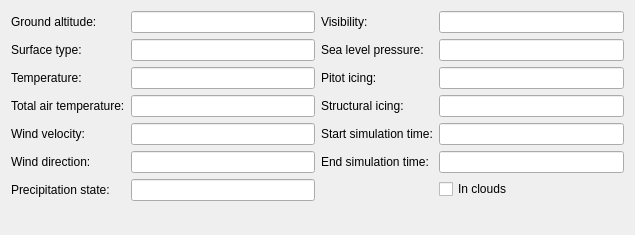
First picture: the form in src/UserInterface/src/Widget/FlightConditionWidget.ui, repository till213/SkyDolly, before the edit.
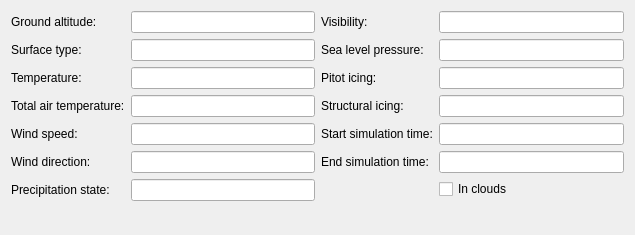
Second picture: the form after the edit.

Commit message: Rename 'velocity' (vector) to 'speed' (value)

```diff
--- a/src/UserInterface/src/Widget/FlightConditionWidget.ui
+++ b/src/UserInterface/src/Widget/FlightConditionWidget.ui
@@ -102,7 +102,7 @@
      <item row="4" column="0">
       <widget class="QLabel" name="label_17">
        <property name="text">
-        <string>Wind velocity:</string>
+        <string>Wind speed:</string>
        </property>
       </widget>
      </item>
```
Left out of the diff: 2 changed lines with no effect on the pictures. The commit also changes 22 other files.
